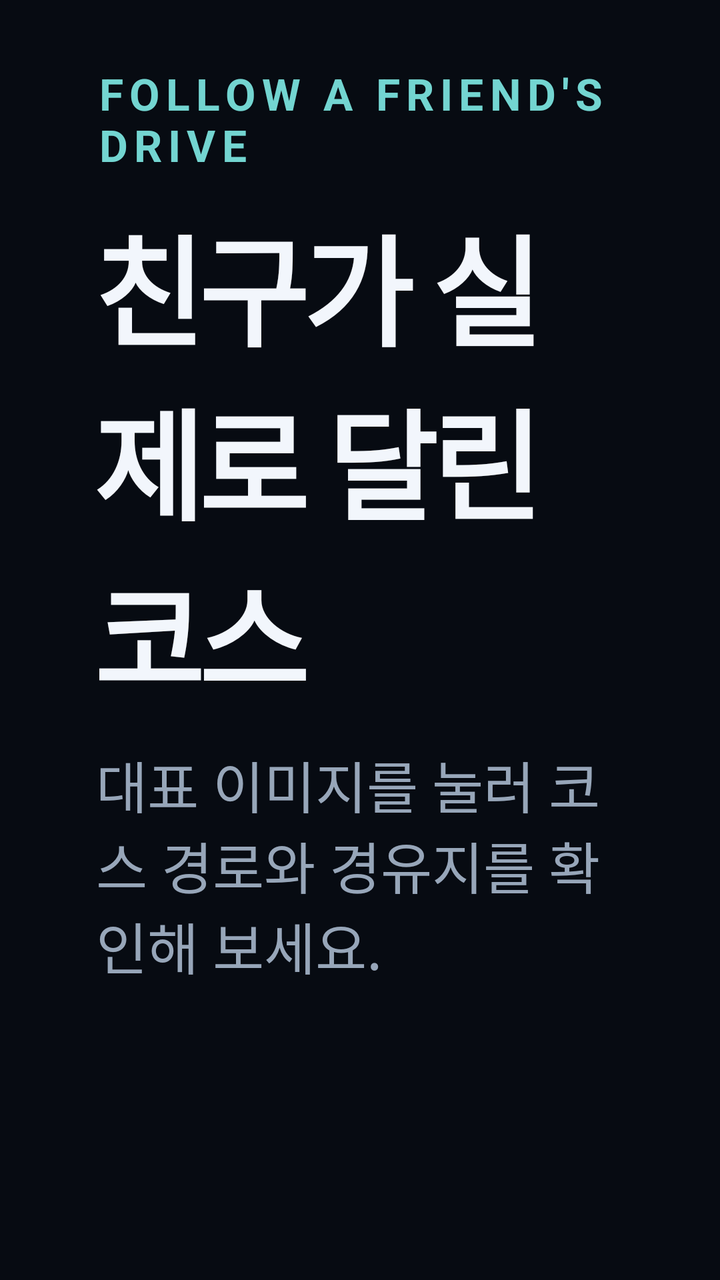
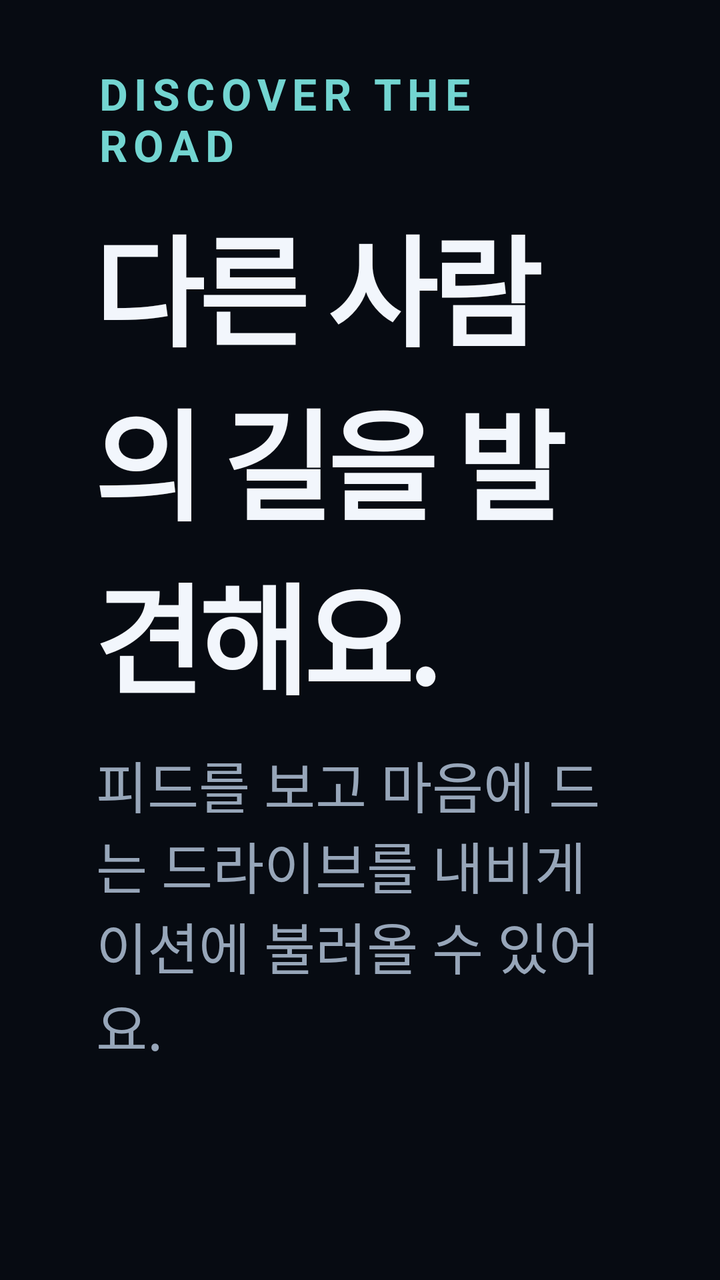

The first picture is an Android layout as it rendered before a commit; the second is the same layout after the commit. The layout source and the unified diff follow.
<!-- AndroidManifest.xml: application theme Theme.Carlog_hd_frontend -->
<!-- res/layout/fragment_course.xml -->
<?xml version="1.0" encoding="utf-8"?>
<androidx.core.widget.NestedScrollView xmlns:android="http://schemas.android.com/apk/res/android"
    xmlns:app="http://schemas.android.com/apk/res-auto"
    android:id="@+id/courseScroll"
    android:layout_width="match_parent"
    android:layout_height="match_parent"
    android:fillViewport="true"
    android:overScrollMode="always"
    android:scrollbarFadeDuration="0"
    android:scrollbars="vertical">

    <LinearLayout
        android:layout_width="match_parent"
        android:layout_height="wrap_content"
        android:orientation="vertical"
        android:paddingStart="48dp"
        android:paddingTop="32dp"
        android:paddingEnd="48dp"
        android:paddingBottom="40dp">

        <LinearLayout
            android:id="@+id/courseList"
            android:layout_width="match_parent"
            android:layout_height="wrap_content"
            android:orientation="vertical">

            <TextView
                style="@style/Carlog.Text.Kicker"
                android:layout_width="wrap_content"
                android:layout_height="wrap_content"
                android:text="@string/course_kicker" />

            <TextView
                style="@style/Carlog.Text.Headline"
                android:layout_width="match_parent"
                android:layout_height="wrap_content"
                android:text="@string/course_discover_headline" />

            <TextView
                style="@style/Carlog.Text.Lead"
                android:layout_width="match_parent"
                android:layout_height="wrap_content"
                android:text="@string/course_discover_lead" />

            <HorizontalScrollView
                android:layout_width="match_parent"
                android:layout_height="wrap_content"
                android:layout_marginTop="24dp"
                android:fillViewport="false"
                android:scrollbars="none">

                <LinearLayout
                    android:id="@+id/courseFilters"
                    android:layout_width="wrap_content"
                    android:layout_height="wrap_content"
                    android:orientation="horizontal" />
            </HorizontalScrollView>

            <LinearLayout
                android:id="@+id/courseChoices"
                android:layout_width="match_parent"
                android:layout_height="wrap_content"
                android:layout_marginTop="16dp"
                android:orientation="vertical" />
        </LinearLayout>

        <LinearLayout
            android:id="@+id/courseDetails"
            android:layout_width="match_parent"
            android:layout_height="wrap_content"
            android:orientation="vertical"
            android:visibility="gone">

            <com.google.android.material.button.MaterialButton
                android:id="@+id/btnCourseBack"
                style="@style/Carlog.Button.GhostSmall"
                android:layout_width="wrap_content"
                android:layout_height="64dp"
                android:text="@string/course_back_to_list"
                android:textSize="20sp" />

            <TextView
                android:id="@+id/courseHeadline"
                style="@style/Carlog.Text.Headline"
                android:layout_width="match_parent"
                android:layout_height="wrap_content"
                android:text="@string/course_headline_sample"
                android:textSize="48sp" />

            <TextView
                android:id="@+id/courseLead"
                style="@style/Carlog.Text.Lead"
                android:layout_width="match_parent"
                android:layout_height="wrap_content"
                android:text="@string/course_lead_sample"
                android:textSize="24sp" />

            <LinearLayout
                android:layout_width="match_parent"
                android:layout_height="wrap_content"
                android:layout_marginTop="20dp"
                android:baselineAligned="false"
                android:orientation="horizontal">

                <LinearLayout
                    android:layout_width="0dp"
                    android:layout_height="wrap_content"
                    android:layout_weight="1.15"
                    android:orientation="vertical">

                    <com.example.carlog_hd_frontend.ui.map.RouteMapView
                        android:id="@+id/courseMap"
                        android:layout_width="match_parent"
                        android:layout_height="300dp"
                        android:contentDescription="@string/course_map_desc"
                        app:carlogHideStart="true"
                        app:carlogProgress="1"
                        app:carlogRoute="minji" />

                    <LinearLayout
                        android:layout_width="match_parent"
                        android:layout_height="wrap_content"
                        android:layout_marginTop="12dp"
                        android:baselineAligned="false"
                        android:orientation="horizontal">

                        <LinearLayout
                            android:layout_width="0dp"
                            android:layout_height="wrap_content"
                            android:layout_weight="1"
                            android:background="@drawable/bg_stat"
                            android:orientation="vertical"
                            android:paddingHorizontal="18dp"
                            android:paddingVertical="12dp">
                            <TextView
                                style="@style/Carlog.Text.StatLabel"
                                android:layout_width="wrap_content"
                                android:layout_height="wrap_content"
                                android:text="@string/course_total_distance" />
                            <TextView
                                android:id="@+id/courseDistance"
                                android:layout_width="wrap_content"
                                android:layout_height="wrap_content"
                                android:textColor="@color/cl_fg"
                                android:textSize="32sp"
                                android:textStyle="bold" />
                        </LinearLayout>

                        <LinearLayout
                            android:layout_width="0dp"
                            android:layout_height="wrap_content"
                            android:layout_marginStart="12dp"
                            android:layout_weight="1"
                            android:background="@drawable/bg_stat"
                            android:orientation="vertical"
                            android:paddingHorizontal="18dp"
                            android:paddingVertical="12dp">
                            <TextView
                                style="@style/Carlog.Text.StatLabel"
                                android:layout_width="wrap_content"
                                android:layout_height="wrap_content"
                                android:text="@string/course_actual_time" />
                            <TextView
                                android:id="@+id/courseTime"
                                android:layout_width="wrap_content"
                                android:layout_height="wrap_content"
                                android:textColor="@color/cl_fg"
                                android:textSize="28sp"
                                android:textStyle="bold" />
                        </LinearLayout>
                    </LinearLayout>

                    <LinearLayout
                        android:layout_width="match_parent"
                        android:layout_height="wrap_content"
                        android:layout_marginTop="12dp"
                        android:orientation="horizontal">

                        <com.google.android.material.button.MaterialButton
                            android:id="@+id/btnLikeCourse"
                            style="@style/Carlog.Button.GhostSmall"
                            android:layout_width="0dp"
                            android:layout_height="72dp"
                            android:layout_weight="1"
                            android:text="@string/course_like"
                            android:textSize="20sp" />

                        <com.google.android.material.button.MaterialButton
                            android:id="@+id/btnSaveCourse"
                            style="@style/Carlog.Button.GhostSmall"
                            android:layout_width="0dp"
                            android:layout_height="72dp"
                            android:layout_marginStart="10dp"
                            android:layout_weight="1"
                            android:text="@string/course_save"
                            android:textSize="20sp" />

                        <com.google.android.material.button.MaterialButton
                            android:id="@+id/btnFollowCourse"
                            style="@style/Carlog.Button"
                            android:layout_width="0dp"
                            android:layout_height="72dp"
                            android:layout_marginStart="10dp"
                            android:layout_weight="1.5"
                            android:text="@string/course_follow"
                            android:textSize="22sp" />
                    </LinearLayout>
                </LinearLayout>

                <LinearLayout
                    android:id="@+id/waypointPanel"
                    android:layout_width="0dp"
                    android:layout_height="wrap_content"
                    android:layout_marginStart="20dp"
                    android:layout_weight="1"
                    android:background="@drawable/bg_panel"
                    android:orientation="vertical"
                    android:paddingHorizontal="20dp"
                    android:paddingVertical="16dp">

                    <TextView
                        style="@style/Carlog.Text.Tiny"
                        android:layout_width="wrap_content"
                        android:layout_height="wrap_content"
                        android:layout_marginBottom="8dp"
                        android:text="@string/course_waypoints_label"
                        android:textSize="20sp" />
                    <LinearLayout
                        android:id="@+id/courseWaypoints"
                        android:layout_width="match_parent"
                        android:layout_height="wrap_content"
                        android:orientation="vertical" />
                </LinearLayout>
            </LinearLayout>

            <TextView
                android:id="@+id/courseDemoNotice"
                android:layout_width="match_parent"
                android:layout_height="wrap_content"
                android:layout_marginTop="16dp"
                android:background="@drawable/bg_note"
                android:paddingHorizontal="16dp"
                android:paddingVertical="12dp"
                android:text="@string/course_note_dynamic"
                android:textColor="@color/cl_muted"
                android:textSize="18sp" />
        </LinearLayout>
    </LinearLayout>
</androidx.core.widget.NestedScrollView>
<!-- resources referenced by this layout -->
<resources>
  <color name="cl_fg">#F2F6FC</color>
  <color name="cl_muted">#97A6B9</color>
  <!-- drawable bg_note (drawable) -->
  <?xml version="1.0" encoding="utf-8"?>
  <shape xmlns:android="http://schemas.android.com/apk/res/android" android:shape="rectangle">
      <solid android:color="@android:color/transparent" />
      <corners android:radius="24dp" />
      <stroke android:width="1dp" android:color="@color/cl_note_edge" />
  </shape>
  <!-- drawable bg_panel (drawable) -->
  <?xml version="1.0" encoding="utf-8"?>
  <shape xmlns:android="http://schemas.android.com/apk/res/android" android:shape="rectangle">
      <solid android:color="@color/cl_panel" />
      <corners android:radius="44dp" />
      <stroke android:width="1dp" android:color="@color/cl_edge" />
  </shape>
  <!-- drawable bg_stat (drawable) -->
  <?xml version="1.0" encoding="utf-8"?>
  <shape xmlns:android="http://schemas.android.com/apk/res/android" android:shape="rectangle">
      <solid android:color="@color/cl_stat" />
      <corners android:radius="30dp" />
  </shape>
  <string name="course_actual_time">실제 소요</string>
  <string name="course_back_to_list">‹ 코스 목록</string>
  <string name="course_discover_headline">친구가 실제로 달린 코스</string>
  <string name="course_discover_lead">대표 이미지를 눌러 코스 경로와 경유지를 확인해 보세요.</string>
  <string name="course_follow">이 코스로 안내 시작</string>
  <string name="course_headline_sample">민지 님의 드라이브 · 북한강 따라 가평까지</string>
  <string name="course_kicker">FOLLOW A FRIEND\'S DRIVE</string>
  <string name="course_lead_sample">토요일 오후 3:20 출발 · 맑음 · 부드러운 구름 드라이버</string>
  <string name="course_like">♡ 좋아요</string>
  <string name="course_map_desc">친구가 달린 %1$s 코스 지도, 출발지는 가려져 있음</string>
  <string name="course_note_dynamic">공개된 경유지만 내비게이션 안내에 전달합니다. 출발 위치와 원본 주행 궤적은 공개하지 않아요.</string>
  <string name="course_save">코스 저장</string>
  <string name="course_total_distance">총거리</string>
  <string name="course_waypoints_label">내비게이션에 전달할 경유지</string>
  <style name="Carlog.Text.Kicker" parent="">
          <item name="android:textSize">22sp</item>
          <item name="android:textStyle">bold</item>
          <item name="android:letterSpacing">0.14</item>
          <item name="android:textColor">@color/cl_aqua</item>
      </style>
  <style name="Carlog.Text.StatLabel" parent="Carlog.Text.Tiny" />
  <style name="Carlog.Text.Tiny" parent="">
          <item name="android:textSize">24sp</item>
          <item name="android:textColor">@color/cl_muted</item>
      </style>
  <color name="cl_note_edge">#3A4757</color>
  <color name="cl_panel">#121A27</color>
  <color name="cl_edge">#2B3749</color>
  <color name="cl_stat">#1E2A3A</color>
  <color name="cl_lime">#D7FA76</color>
  <color name="cl_on_lime">#182009</color>
  <color name="cl_ghost">#293747</color>
  <color name="cl_on_ghost">#EEF3FA</color>
  <color name="cl_aqua">#73D5D1</color>
  <color name="cl_rail">#0B1019</color>
  <color name="cl_bg">#070B12</color>
  <!-- unchanged entries left out for length: 5 -->
</resources>

<!-- the commit's change to res/layout/fragment_course.xml (unified diff, before → after) -->
@@ -62,6 +62,63 @@
                 android:layout_height="wrap_content"
                 android:layout_marginTop="16dp"
                 android:orientation="vertical" />
+            <LinearLayout
+                android:id="@+id/courseGuest"
+                android:layout_width="match_parent"
+                android:layout_height="wrap_content"
+                android:layout_marginTop="18dp"
+                android:orientation="horizontal"
+                android:visibility="gone">
+                <LinearLayout
+                    android:layout_width="0dp" android:layout_height="wrap_content"
+                    android:layout_weight="1" android:background="@drawable/bg_panel"
+                    android:orientation="vertical" android:padding="28dp">
+                    <TextView style="@style/Carlog.Text.PanelTitle"
+                        android:layout_width="match_parent" android:layout_height="wrap_content"
+                        android:text="@string/course_guest_title" />
+                    <TextView android:layout_width="match_parent" android:layout_height="wrap_content"
+                        android:layout_marginTop="20dp" android:background="@drawable/bg_stat"
+                        android:padding="20dp" android:text="@string/course_guest_sample_one"
+                        android:textColor="@color/cl_fg" android:textSize="22sp" />
+                    <TextView android:layout_width="match_parent" android:layout_height="wrap_content"
+                        android:layout_marginTop="12dp" android:background="@drawable/bg_stat"
+                        android:padding="20dp" android:text="@string/course_guest_sample_two"
+                        android:textColor="@color/cl_fg" android:textSize="22sp" />
+                    <TextView android:id="@+id/guestAdded" android:layout_width="match_parent"
+                        android:layout_height="wrap_content" android:layout_marginTop="12dp"
+                        android:background="@drawable/bg_stat" android:padding="20dp"
+                        android:textColor="@color/cl_fg" android:textSize="22sp"
+                        android:visibility="gone" />
+                </LinearLayout>
+                <LinearLayout
+                    android:layout_width="0dp" android:layout_height="wrap_content"
+                    android:layout_marginStart="20dp" android:layout_weight="1"
+                    android:background="@drawable/bg_panel" android:orientation="vertical"
+                    android:padding="28dp">
+                    <TextView style="@style/Carlog.Text.PanelTitle"
+                        android:layout_width="match_parent" android:layout_height="wrap_content"
+                        android:text="@string/course_guest_write_title" />
+                    <TextView android:layout_width="match_parent" android:layout_height="wrap_content"
+                        android:layout_marginTop="12dp" android:text="@string/course_guest_demo_notice"
+                        android:textColor="@color/cl_muted" android:textSize="20sp" />
+                    <EditText android:id="@+id/guestPlace" android:layout_width="match_parent"
+                        android:layout_height="72dp" android:layout_marginTop="22dp"
+                        android:background="@drawable/bg_stat" android:hint="@string/course_guest_place_hint"
+                        android:inputType="textCapSentences" android:paddingHorizontal="20dp"
+                        android:singleLine="true" android:textColor="@color/cl_fg"
+                        android:textColorHint="@color/cl_muted" android:textSize="22sp" />
+                    <EditText android:id="@+id/guestMessage" android:layout_width="match_parent"
+                        android:layout_height="140dp" android:layout_marginTop="12dp"
+                        android:background="@drawable/bg_stat" android:gravity="top"
+                        android:hint="@string/course_guest_message_hint" android:inputType="textCapSentences|textMultiLine"
+                        android:padding="20dp" android:textColor="@color/cl_fg"
+                        android:textColorHint="@color/cl_muted" android:textSize="22sp" />
+                    <com.google.android.material.button.MaterialButton
+                        android:id="@+id/btnAddGuest" style="@style/Carlog.Button"
+                        android:layout_width="wrap_content" android:layout_height="72dp"
+                        android:layout_marginTop="16dp" android:text="@string/course_guest_add" />
+                </LinearLayout>
+            </LinearLayout>
         </LinearLayout>
 
         <LinearLayout
<!-- resource entries referenced after the edit -->
@@ -24,11 +24,19 @@
   </shape>
   <string name="course_actual_time">실제 소요</string>
   <string name="course_back_to_list">‹ 코스 목록</string>
-  <string name="course_discover_headline">친구가 실제로 달린 코스</string>
-  <string name="course_discover_lead">대표 이미지를 눌러 코스 경로와 경유지를 확인해 보세요.</string>
+  <string name="course_discover_headline">다른 사람의 길을 발견해요.</string>
+  <string name="course_discover_lead">피드를 보고 마음에 드는 드라이브를 내비게이션에 불러올 수 있어요.</string>
   <string name="course_follow">이 코스로 안내 시작</string>
+  <string name="course_guest_add">방명록 남기기</string>
+  <string name="course_guest_demo_notice">정차한 상태에서 이 기기의 데모 방명록에 메시지를 남길 수 있어요. 다른 사용자에게 전송되지는 않습니다.</string>
+  <string name="course_guest_message_hint">이 길을 지나는 사람에게 한마디…</string>
+  <string name="course_guest_place_hint">장소 이름</string>
+  <string name="course_guest_sample_one">속초 해안도로 전망대 · 루나\n“여기서 보는 노을이 정말 예뻐요.”</string>
+  <string name="course_guest_sample_two">미시령 옛길 정상 · 우중산책\n“비 오는 날 안개가 영화 같아요. 천천히 달리세요.”</string>
+  <string name="course_guest_title">📍 길 위의 방명록</string>
+  <string name="course_guest_write_title">방명록 남기기</string>
   <string name="course_headline_sample">민지 님의 드라이브 · 북한강 따라 가평까지</string>
-  <string name="course_kicker">FOLLOW A FRIEND\'S DRIVE</string>
+  <string name="course_kicker">DISCOVER THE ROAD</string>
   <string name="course_lead_sample">토요일 오후 3:20 출발 · 맑음 · 부드러운 구름 드라이버</string>
   <string name="course_like">♡ 좋아요</string>
   <string name="course_map_desc">친구가 달린 %1$s 코스 지도, 출발지는 가려져 있음</string>
@@ -41,6 +49,11 @@
           <item name="android:textStyle">bold</item>
           <item name="android:letterSpacing">0.14</item>
           <item name="android:textColor">@color/cl_aqua</item>
+      </style>
+  <style name="Carlog.Text.PanelTitle" parent="">
+          <item name="android:textSize">32sp</item>
+          <item name="android:textStyle">bold</item>
+          <item name="android:textColor">@color/cl_fg</item>
       </style>
   <style name="Carlog.Text.StatLabel" parent="Carlog.Text.Tiny" />
   <style name="Carlog.Text.Tiny" parent="">
